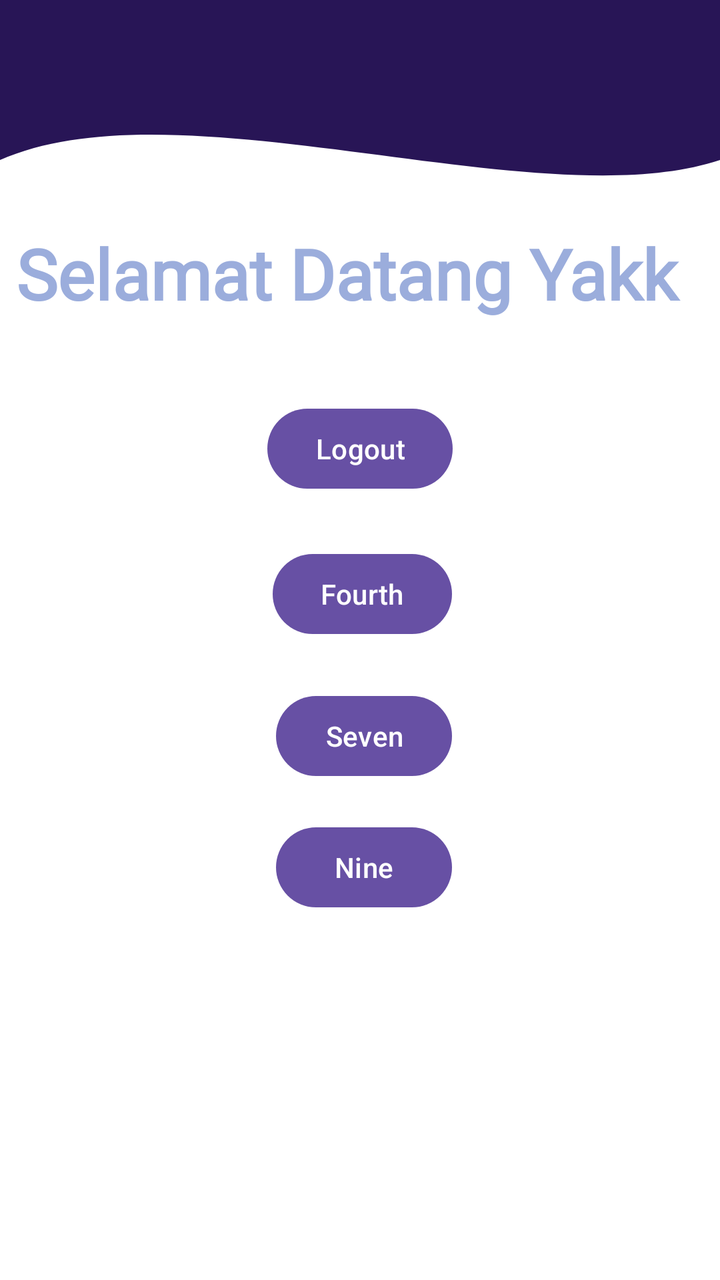
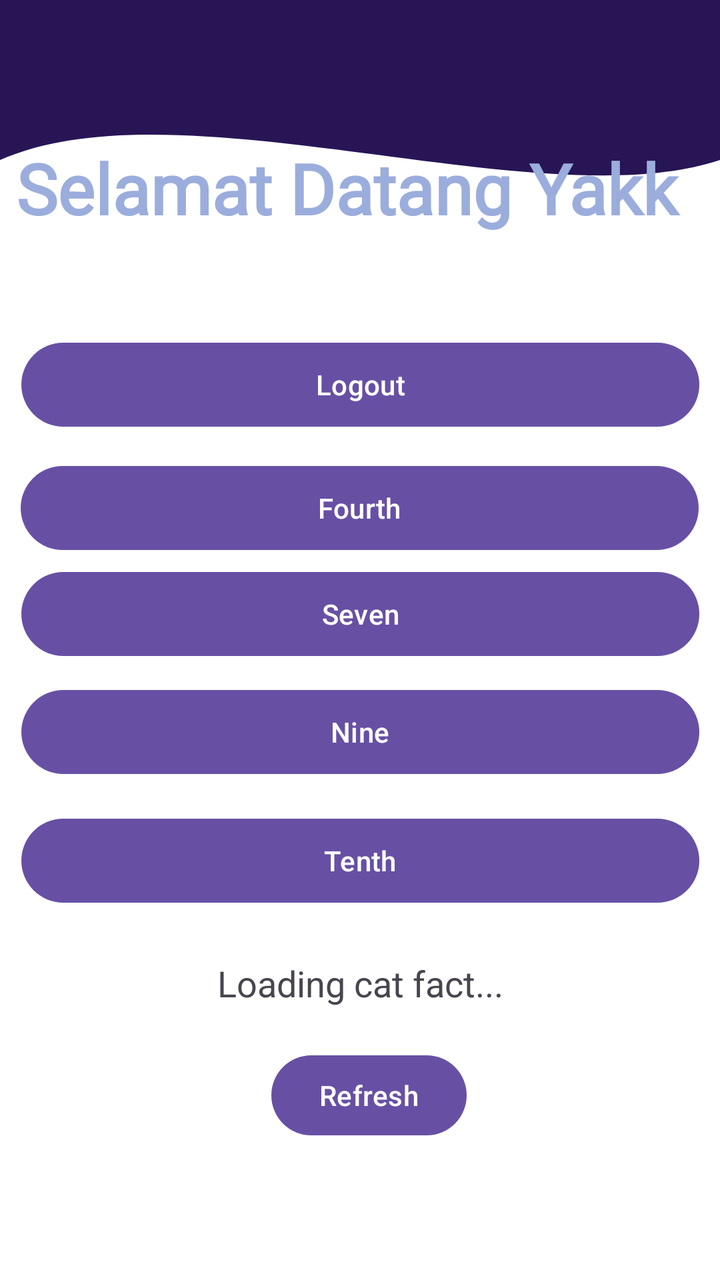

Screens rendered from an Android XML layout before and after an edit, with the pre-edit source and the edit as a unified diff.
<!-- AndroidManifest.xml: application theme Theme.NabeeyAps -->
<!-- res/layout/fragment_home.xml -->
<?xml version="1.0" encoding="utf-8"?>
<androidx.constraintlayout.widget.ConstraintLayout xmlns:android="http://schemas.android.com/apk/res/android"
    xmlns:tools="http://schemas.android.com/tools"
    android:layout_width="match_parent"
    android:layout_height="match_parent"
    xmlns:app="http://schemas.android.com/apk/res-auto"
    android:background="@color/white"
    tools:context=".Home.HomeFragment">

    <View
        android:id="@+id/background_header"
        android:layout_width="0dp"
        android:layout_height="200dp"
        android:background="@drawable/bg_header_wave"
        app:layout_constraintStart_toStartOf="parent"
        app:layout_constraintEnd_toEndOf="parent"
        app:layout_constraintTop_toTopOf="parent"/>

    <androidx.appcompat.widget.Toolbar
        android:id="@+id/toolbar"
        android:layout_width="match_parent"
        android:layout_height="?attr/actionBarSize"
        android:background="#281556"
        app:titleTextColor="@color/white"/>

    

    <Button
        android:id="@+id/btnToFourth"
        android:layout_width="wrap_content"
        android:layout_height="wrap_content"
        android:text="Fourth"
        app:layout_constraintBottom_toBottomOf="parent"
        app:layout_constraintEnd_toEndOf="parent"
        app:layout_constraintHorizontal_bias="0.504"
        app:layout_constraintStart_toStartOf="parent"
        app:layout_constraintTop_toTopOf="parent"
        app:layout_constraintVertical_bias="0.461" />

    <Button
        android:id="@+id/btnToSeventh"
        android:layout_width="wrap_content"
        android:layout_height="wrap_content"
        android:text="Seven"
        app:layout_constraintBottom_toBottomOf="parent"
        app:layout_constraintEnd_toEndOf="parent"
        app:layout_constraintHorizontal_bias="0.507"
        app:layout_constraintStart_toStartOf="parent"
        app:layout_constraintTop_toTopOf="parent"
        app:layout_constraintVertical_bias="0.581" />

    <Button
        android:id="@+id/btnToNinth"
        android:layout_width="wrap_content"
        android:layout_height="wrap_content"
        android:text="Nine"
        app:layout_constraintBottom_toBottomOf="parent"
        app:layout_constraintEnd_toEndOf="parent"
        app:layout_constraintHorizontal_bias="0.507"
        app:layout_constraintStart_toStartOf="parent"
        app:layout_constraintTop_toTopOf="parent"
        app:layout_constraintVertical_bias="0.692" />

    <Button
        android:id="@+id/btnLogout"
        android:layout_width="wrap_content"
        android:layout_height="wrap_content"
        android:text="Logout"
        app:layout_constraintBottom_toTopOf="@+id/btnToFourth"
        app:layout_constraintEnd_toEndOf="parent"
        app:layout_constraintStart_toStartOf="parent"
        app:layout_constraintTop_toTopOf="parent"
        app:layout_constraintVertical_bias="0.891" />

    <TextView
        android:id="@+id/textView"
        android:layout_width="352dp"
        android:layout_height="59dp"
        android:fontFamily="@font/resolid_serif"
        android:text="Selamat Datang Yakk"
        android:textColor="#9BADDC"
        android:textSize="35dp"
        android:textStyle="bold"
        app:layout_constraintBottom_toTopOf="@+id/btnLogout"
        app:layout_constraintEnd_toEndOf="parent"
        app:layout_constraintHorizontal_bias="1.0"
        app:layout_constraintStart_toStartOf="parent"
        app:layout_constraintTop_toTopOf="@+id/background_header"
        app:layout_constraintVertical_bias="0.802" />


</androidx.constraintlayout.widget.ConstraintLayout>
<!-- resources referenced by this layout -->
<resources>
  <color name="white">#FFFFFFFF</color>
  <!-- drawable bg_header_wave (drawable) -->
  <?xml version="1.0" encoding="utf-8"?>
  <vector xmlns:android="http://schemas.android.com/apk/res/android"
      android:width="100dp"
      android:height="100dp"
      android:viewportWidth="100"
      android:viewportHeight="100">
  
      <path
          android:fillColor="#281556"
          android:pathData="
              M0,0
              L100,0
              L100,40
              C 75,55
                25,20
                0,40
              Z" />
  </vector>
  <style name="Theme.NabeeyAps" parent="Base.Theme.NabeeyAps" />
  <style name="Base.Theme.NabeeyAps" parent="Theme.Material3.DayNight.NoActionBar">
          
          
      </style>
</resources>

<!-- the commit's change to res/layout/fragment_home.xml (unified diff, before → after) -->
@@ -1,76 +1,61 @@
 <?xml version="1.0" encoding="utf-8"?>
-<androidx.constraintlayout.widget.ConstraintLayout xmlns:android="http://schemas.android.com/apk/res/android"
+<androidx.constraintlayout.widget.ConstraintLayout
+    xmlns:android="http://schemas.android.com/apk/res/android"
     xmlns:tools="http://schemas.android.com/tools"
+    xmlns:app="http://schemas.android.com/apk/res-auto"
     android:layout_width="match_parent"
     android:layout_height="match_parent"
-    xmlns:app="http://schemas.android.com/apk/res-auto"
     android:background="@color/white"
     tools:context=".Home.HomeFragment">
 
+    
+
+    
     <View
         android:id="@+id/background_header"
         android:layout_width="0dp"
         android:layout_height="200dp"
         android:background="@drawable/bg_header_wave"
+        app:layout_constraintEnd_toEndOf="parent"
+        app:layout_constraintHorizontal_bias="0.0"
         app:layout_constraintStart_toStartOf="parent"
-        app:layout_constraintEnd_toEndOf="parent"
-        app:layout_constraintTop_toTopOf="parent"/>
+        app:layout_constraintTop_toTopOf="parent" />
 
     <androidx.appcompat.widget.Toolbar
         android:id="@+id/toolbar"
         android:layout_width="match_parent"
         android:layout_height="?attr/actionBarSize"
         android:background="#281556"
-        app:titleTextColor="@color/white"/>
+        app:titleTextColor="@color/white"
+        app:layout_constraintTop_toTopOf="parent"
+        app:layout_constraintStart_toStartOf="parent"
+        app:layout_constraintEnd_toEndOf="parent"/>
 
-    
+
+    <TextView
+        android:id="@+id/tvCatFact"
+        android:layout_width="match_parent"
+        android:layout_height="wrap_content"
+        android:gravity="center"
+        android:text="Loading cat fact..."
+        android:textAlignment="center"
+        android:textSize="18sp"
+        app:layout_constraintBottom_toTopOf="@+id/btnRefresh"
+        app:layout_constraintEnd_toEndOf="parent"
+        app:layout_constraintStart_toStartOf="parent"
+        app:layout_constraintTop_toBottomOf="@+id/btnToTenth"
+        app:layout_constraintVertical_bias="0.542" />
 
     <Button
-        android:id="@+id/btnToFourth"
+        android:id="@+id/btnRefresh"
         android:layout_width="wrap_content"
         android:layout_height="wrap_content"
-        android:text="Fourth"
+        android:text="Refresh"
         app:layout_constraintBottom_toBottomOf="parent"
         app:layout_constraintEnd_toEndOf="parent"
-        app:layout_constraintHorizontal_bias="0.504"
+        app:layout_constraintHorizontal_bias="0.517"
         app:layout_constraintStart_toStartOf="parent"
-        app:layout_constraintTop_toTopOf="parent"
-        app:layout_constraintVertical_bias="0.461" />
-
-    <Button
-        android:id="@+id/btnToSeventh"
-        android:layout_width="wrap_content"
-        android:layout_height="wrap_content"
-        android:text="Seven"
-        app:layout_constraintBottom_toBottomOf="parent"
-        app:layout_constraintEnd_toEndOf="parent"
-        app:layout_constraintHorizontal_bias="0.507"
-        app:layout_constraintStart_toStartOf="parent"
-        app:layout_constraintTop_toTopOf="parent"
-        app:layout_constraintVertical_bias="0.581" />
-
-    <Button
-        android:id="@+id/btnToNinth"
-        android:layout_width="wrap_content"
-        android:layout_height="wrap_content"
-        android:text="Nine"
-        app:layout_constraintBottom_toBottomOf="parent"
-        app:layout_constraintEnd_toEndOf="parent"
-        app:layout_constraintHorizontal_bias="0.507"
-        app:layout_constraintStart_toStartOf="parent"
-        app:layout_constraintTop_toTopOf="parent"
-        app:layout_constraintVertical_bias="0.692" />
-
-    <Button
-        android:id="@+id/btnLogout"
-        android:layout_width="wrap_content"
-        android:layout_height="wrap_content"
-        android:text="Logout"
-        app:layout_constraintBottom_toTopOf="@+id/btnToFourth"
-        app:layout_constraintEnd_toEndOf="parent"
-        app:layout_constraintStart_toStartOf="parent"
-        app:layout_constraintTop_toTopOf="parent"
-        app:layout_constraintVertical_bias="0.891" />
+        app:layout_constraintTop_toBottomOf="@+id/btnToTenth" />
 
     <TextView
         android:id="@+id/textView"
@@ -86,7 +71,64 @@
         app:layout_constraintHorizontal_bias="1.0"
         app:layout_constraintStart_toStartOf="parent"
         app:layout_constraintTop_toTopOf="@+id/background_header"
-        app:layout_constraintVertical_bias="0.802" />
+        app:layout_constraintVertical_bias="0.653" />
 
+    <Button
+        android:id="@+id/btnLogout"
+        android:layout_width="339dp"
+        android:layout_height="50dp"
+        android:text="Logout"
+        app:layout_constraintBottom_toTopOf="@+id/btnToFourth"
+        app:layout_constraintEnd_toEndOf="parent"
+        app:layout_constraintStart_toStartOf="parent"
+        app:layout_constraintTop_toTopOf="parent"
+        app:layout_constraintVertical_bias="0.934" />
+
+    <Button
+        android:id="@+id/btnToFourth"
+        android:layout_width="339dp"
+        android:layout_height="50dp"
+        android:text="Fourth"
+        app:layout_constraintBottom_toBottomOf="parent"
+        app:layout_constraintEnd_toEndOf="parent"
+        app:layout_constraintHorizontal_bias="0.497"
+        app:layout_constraintStart_toStartOf="parent"
+        app:layout_constraintTop_toTopOf="parent"
+        app:layout_constraintVertical_bias="0.388" />
+
+    <Button
+        android:id="@+id/btnToSeventh"
+        android:layout_width="339dp"
+        android:layout_height="50dp"
+        android:text="Seven"
+        app:layout_constraintBottom_toBottomOf="parent"
+        app:layout_constraintEnd_toEndOf="parent"
+        app:layout_constraintHorizontal_bias="0.513"
+        app:layout_constraintStart_toStartOf="parent"
+        app:layout_constraintTop_toTopOf="parent"
+        app:layout_constraintVertical_bias="0.478" />
+
+    <Button
+        android:id="@+id/btnToNinth"
+        android:layout_width="339dp"
+        android:layout_height="50dp"
+        android:text="Nine"
+        app:layout_constraintBottom_toBottomOf="parent"
+        app:layout_constraintEnd_toEndOf="parent"
+        app:layout_constraintHorizontal_bias="0.513"
+        app:layout_constraintStart_toStartOf="parent"
+        app:layout_constraintTop_toTopOf="parent"
+        app:layout_constraintVertical_bias="0.578" />
+
+    <Button
+        android:id="@+id/btnToTenth"
+        android:layout_width="339dp"
+        android:layout_height="50dp"
+        android:text="Tenth"
+        app:layout_constraintBottom_toBottomOf="parent"
+        app:layout_constraintEnd_toEndOf="parent"
+        app:layout_constraintStart_toStartOf="parent"
+        app:layout_constraintTop_toTopOf="parent"
+        app:layout_constraintVertical_bias="0.687" />
 
 </androidx.constraintlayout.widget.ConstraintLayout>
